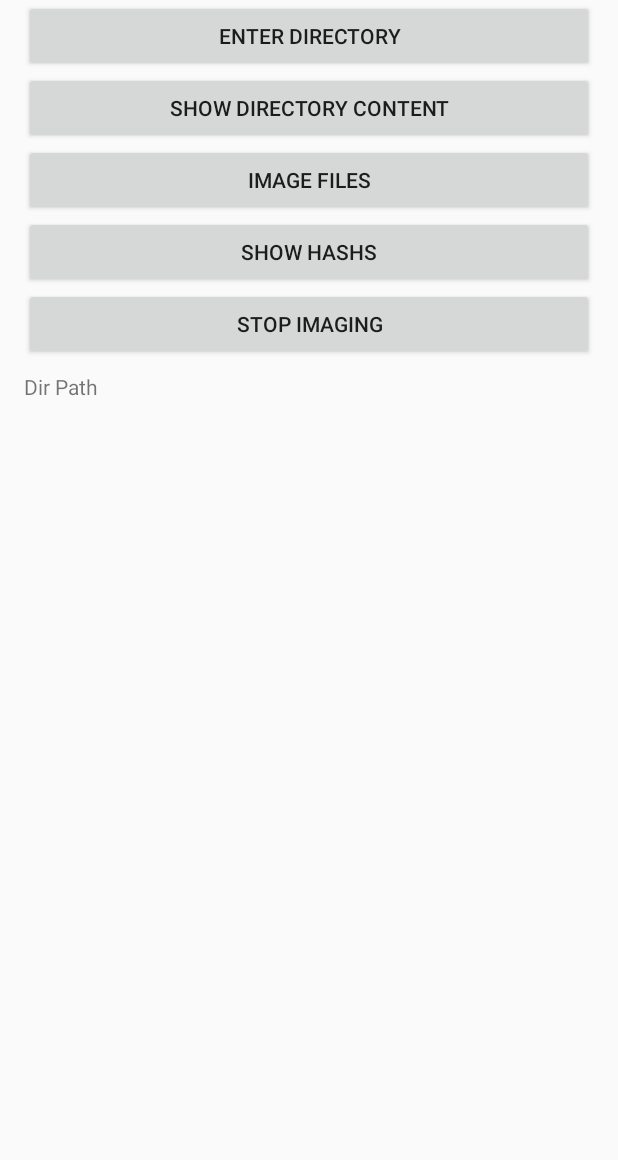
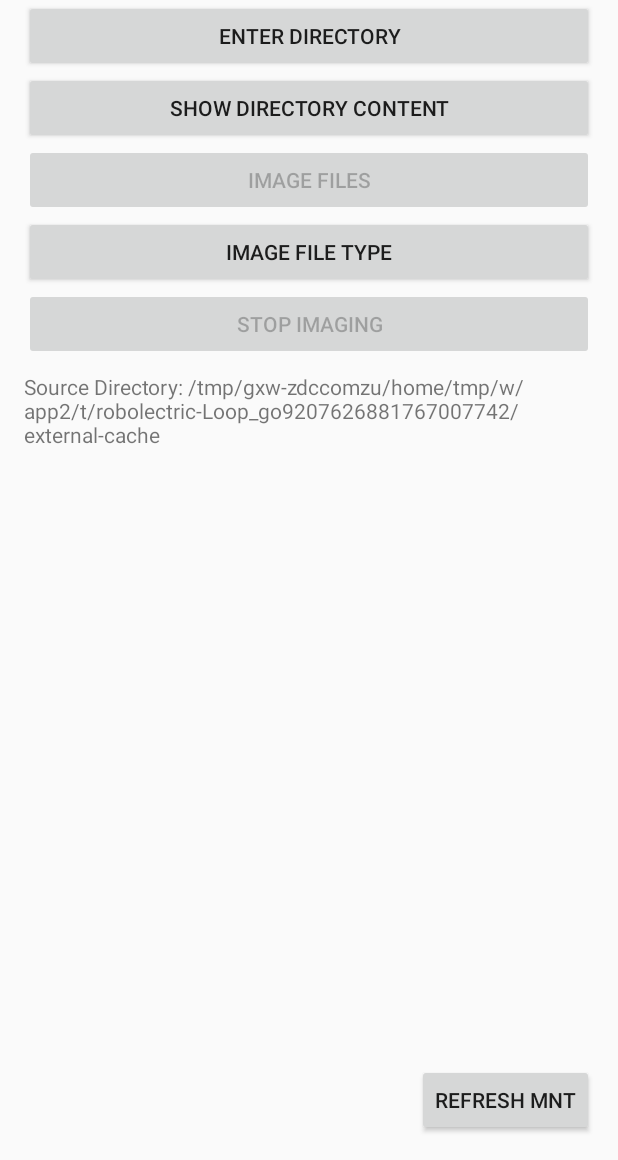
Before and after one commit to MorganTAtkins/OTGForensics, an Android app: the screen it shows after launch (MainActivity), on a phone screen of 412 x 824 dp, the part 76-1236 px from its top. Run offline under Robolectric (Android 15) with nearby library versions, the phone set to English and light mode, and no system bars.

```diff
--- a/MyApplication/app/src/main/java/com/dissertation/otgforensics/myapplication/MainActivity.java
+++ b/MyApplication/app/src/main/java/com/dissertation/otgforensics/myapplication/MainActivity.java
@@ -8,44 +8,25 @@ import android.content.Context;
 import android.content.DialogInterface;
 import android.graphics.Color;
 import android.os.Environment;
-import android.os.Looper;
-import android.os.Message;
-import android.provider.Settings;
-import android.support.v7.app.ActionBarActivity;
+
 import android.os.Bundle;
-import android.util.Log;
+
 import android.view.Menu;
 
 import android.view.View;
 import android.widget.ArrayAdapter;
 import android.widget.Button;
 import android.widget.EditText;
-import android.widget.ExpandableListView;
+
 import android.widget.ListAdapter;
 import android.widget.ListView;
-import android.widget.Switch;
+
 import android.widget.TextView;
 
 import java.io.File;
-import java.io.FileInputStream;
-import java.io.FileNotFoundException;
-import java.io.IOException;
-import java.io.UnsupportedEncodingException;
-import java.lang.reflect.Array;
-import java.security.MessageDigest;
-import java.security.NoSuchAlgorithmException;
 
-import java.security.Security;
 import java.util.ArrayList;
-import java.util.List;
 
-import android.os.Handler;
-
-import javax.crypto.Cipher;
-import javax.crypto.spec.SecretKeySpec;
-
-import android.content.Intent;
-import android.net.Uri;
 
 import android.view.View.OnClickListener;
 import android.widget.Toast;
@@ -56,33 +37,38 @@ import android.widget.Toast;
 
 public class MainActivity extends Activity {
 
-    HashGeneratorUtils myHashGeneratorUtils = new HashGeneratorUtils();
-    Context foo;
+    HashGeneratorUtils HashGenUtils = new HashGeneratorUtils();
+    HashGenerationException HashGenerationEx = new HashGenerationException();
+
+    public Button imagetype;
+    public Button imagingBtn;
+    public Button dirContent ;
+    public Button dirSelector ;
+    public Button copyKill ;
+    public Button reMnt;
 
 
-    private Button hashButton = (Button) findViewById(R.id.md5button);
-    private Button imagingBtn = (Button) findViewById(R.id.ImagingBtn);
-    private Button dirContent = (Button) findViewById(R.id.dirContent);
-    private Button dirSelector = (Button) findViewById(R.id.dirSelector);
-    private Button copyKill = (Button) findViewById(R.id.copyKillSwitch);
-    private volatile boolean running = true;
+
+    public volatile boolean running = true;
 
     public String customDir;
-    public String MntDir;//= "/sdcard/";
+    public String MntDir ;
+    public String tempMntDir = "/sdcard/usbStorage/";
+
     public String filePath = "/storage/emulated/0/dest/";
     public String type = ".docx";
     public ListView AOL;
     public Context context = this;
 
-    /* Checks if external storage is available to at least read */
-    public boolean isExternalStorageReadable() {
-        String state = Environment.getExternalStorageState();
-        if (Environment.MEDIA_MOUNTED.equals(state) ||
-                Environment.MEDIA_MOUNTED_READ_ONLY.equals(state)) {
+    /* Checks if external storage is the usb mnt point */
+    public void isExternalStorage() {
 
+        File pointer = new File(tempMntDir);
+        if (pointer.exists()){
+            MntDir = tempMntDir;
             Button ImgBtn = (Button) findViewById(R.id.ImagingBtn);
             ImgBtn.setBackgroundColor(Color.GREEN);
-            MntDir = Environment.getExternalStorageDirectory().getAbsolutePath();
+
             System.out.println("External Storage Dir = " + MntDir);
 
             //declaration of the text view and linking it the Trgtdir variable
@@ -92,10 +78,15 @@ public class MainActivity extends Activity {
 
             imagingBtn.setEnabled(false);
             copyKill.setEnabled(false);
-            return true;
+            //return true;
         } else {
-            Dialog("Attention", "Please input source destination", "false");
-            return false;
+            MntDir = Environment.getExternalStorageDirectory().toString();
+            TextView TrgtDir = (TextView) findViewById(R.id.TrgtDir);
+            TrgtDir.setText("Source Directory: " + MntDir);
+            Dialog("Attention", "Enter source destination", "false");
+            imagingBtn.setEnabled(false);
+            copyKill.setEnabled(false);
+            //return false;
         }
         //######
         // change icon or text label to indicate status
@@ -110,7 +101,7 @@ public class MainActivity extends Activity {
         setContentView(R.layout.activity_main);
 
         addListenerOnButton();
-        isExternalStorageReadable();
+        isExternalStorage();
         Dialog("Warning", "Lock device to portrait!", "false");
 
         //ListView AOL;
@@ -118,7 +109,8 @@ public class MainActivity extends Activity {
         AOL = (ListView) findViewById(R.id.arrayOutputList);
         //AOL.setOnItemClickListener()
 
-
+        String state = Environment.getExternalStorageDirectory().toString();
+            System.out.println(state);
     }
 
     public OnClickListener myClickListener = new OnClickListener() {
@@ -129,11 +121,12 @@ public class MainActivity extends Activity {
 
     public void addListenerOnButton() {
 
+        dirSelector = (Button) findViewById(R.id.dirSelector);
         dirSelector.setOnClickListener(new OnClickListener() {
             @Override
             public void onClick(View view) {
                 System.out.println("Call FC.Dialog()");
-                Dialog("Please input source destination", MntDir.toString(), "true");
+                Dialog("Please input source destination", "Enter usb mnt point", "true");
                 imagingBtn.setEnabled(true);
                 copyKill.setEnabled(true);
             }
@@ -141,6 +134,7 @@ public class MainActivity extends Activity {
 
 
         //Select a specific button to link to an action
+        imagingBtn  = (Button) findViewById(R.id.ImagingBtn);
         imagingBtn.setOnClickListener(new OnClickListener() {
             @Override
             public void onClick(View view) {
@@ -151,18 +145,20 @@ public class MainActivity extends Activity {
                 copyFile CF = new copyFile();
                 //CF.run();
                 //copyFile will run as long as running == true
-                while (running) {
+
                     try {
-                        new copyFile().execute();
+                        System.out.println("let it begin "+ MntDir);
+                        new copyFile().execute(MntDir);
                     } catch (Exception e) {
                         System.out.println("Exception");
                         running = false;
                     }
-                }
+
 
             }
         });
 
+        copyKill    = (Button) findViewById(R.id.copyKillSwitch);
         copyKill.setOnClickListener(new OnClickListener() {
             @Override
             public void onClick(View v) {
@@ -171,6 +167,7 @@ public class MainActivity extends Activity {
         });
 
 
+        dirContent  = (Button) findViewById(R.id.dirContent);
         dirContent.setOnClickListener(new OnClickListener() {
             @Override
             public void onClick(View view) {
@@ -178,7 +175,7 @@ public class MainActivity extends Activity {
              //ListAdapter LA;
              AOL = (ListView)findViewById(R.id.arrayOutputList);
              AOL.setOnItemClickListener(MainActivity.this);*/
-
+                HashGeneratorUtils HashGenUtils = new HashGeneratorUtils();
                 //create a new instance of the file ops class
                 System.out.println("MntDir: " + MntDir);
                 System.out.println("filePath: " + filePath);
@@ -199,7 +196,22 @@ public class MainActivity extends Activity {
                     //debugging
                     System.out.println("files " + +i + " " + files[i].toString());
                     //adding each of the files to the array adaptor
+                    //File hV = files[i];//hV stands for  hash value
                     arrayAdapter.add(files[i].toString());
+                    File source = files[i];
+                    String md5Hash;
+                    try {
+                         md5Hash = HashGenUtils.generateMD5(source);
+                         arrayAdapter.add("   "+md5Hash);
+                        }
+                    catch (HashGenerationException ex)
+                        {
+                        ex.printStackTrace();
+                        }
+
+
+
+
                 }
                 // popularing the list view with LA list array
                 AOL.setAdapter(LA);
@@ -208,8 +220,8 @@ public class MainActivity extends Activity {
             }
         });
 
-
-        hashButton.setOnClickListener(new OnClickListener() {
+        imagetype  = (Button) findViewById(R.id.imagetype);
+        imagetype.setOnClickListener(new OnClickListener() {
             @Override
             public void onClick(View view) {
 
@@ -245,6 +257,16 @@ public class MainActivity extends Activity {
                 //debugging
 
             }
+
+        });
+
+        reMnt =   (Button) findViewById(R.id.reMnt);
+        reMnt.setOnClickListener(new OnClickListener() {
+           @Override
+            public void onClick(View view) {
+               isExternalStorage();
+
+           }
 
         });
 
@@ -297,7 +319,7 @@ public class MainActivity extends Activity {
                     // debugging
                     System.out.println("user input = " + input.getText().toString());
                     //take the user input and applies it to the customDir Variable
-                    MntDir = MntDir.toString() + input.getText().toString();
+                    MntDir = input.getText().toString();
                     //declaration of the text view and linking it the Trgtdir variable
                     TextView TrgtDir = (TextView) findViewById(R.id.TrgtDir);
                     //outputs the dir the text field
--- a/MyApplication/app/src/main/res/layout/activity_main.xml
+++ b/MyApplication/app/src/main/res/layout/activity_main.xml
@@ -17,8 +17,8 @@
         <Button
             android:layout_width="match_parent"
             android:layout_height="wrap_content"
-            android:text="Show Hashs"
-            android:id="@+id/md5button"
+            android:text="Image file type"
+            android:id="@+id/imagetype"
             android:onClick="md5button"
             android:layout_below="@+id/ImagingBtn"
             android:layout_alignParentStart="true" />
@@ -28,7 +28,7 @@
             android:layout_height="wrap_content"
             android:text="MD5 HASH"
             android:id="@+id/md5hashOutput"
-            android:layout_below="@+id/md5button"
+            android:layout_below="@+id/imagetype"
             android:layout_alignParentStart="true"
             android:visibility="invisible" />
 
@@ -77,7 +77,8 @@
         android:layout_height="wrap_content"
         android:id="@+id/arrayOutputList"
         android:choiceMode="singleChoice"
-        android:layout_alignTop="@+id/SHA256HashOutput" />
+        android:layout_alignTop="@+id/SHA256HashOutput"
+        android:layout_above="@+id/reMnt" />
 
     <Button
         android:layout_width="match_parent"
@@ -101,8 +102,17 @@
         android:layout_height="wrap_content"
         android:text="Stop Imaging"
         android:id="@+id/copyKillSwitch"
-        android:layout_below="@+id/md5button"
+        android:layout_below="@+id/imagetype"
         android:layout_alignParentStart="true"
         android:enabled="true" />
 
+    <Button
+        style="?android:attr/buttonStyleSmall"
+        android:layout_width="wrap_content"
+        android:layout_height="wrap_content"
+        android:text="Refresh Mnt"
+        android:id="@+id/reMnt"
+        android:layout_alignParentBottom="true"
+        android:layout_alignEnd="@+id/arrayOutputList" />
+
 </RelativeLayout>
```
Also changed, not shown: MyApplication/app/src/main/java/com/dissertation/otgforensics/myapplication/copyFile.java (+16 -27 lines), MyApplication/app/src/main/java/com/dissertation/otgforensics/myapplication/threadBlink.java (deleted, +0 -15 lines).
